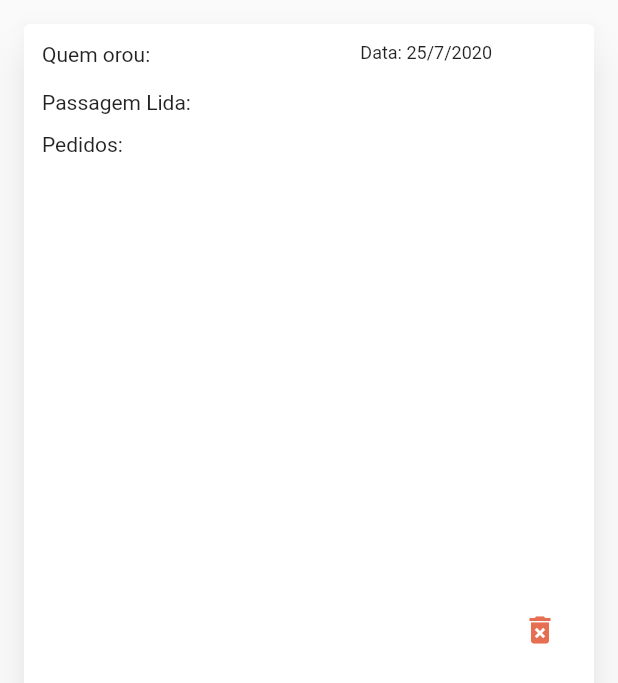
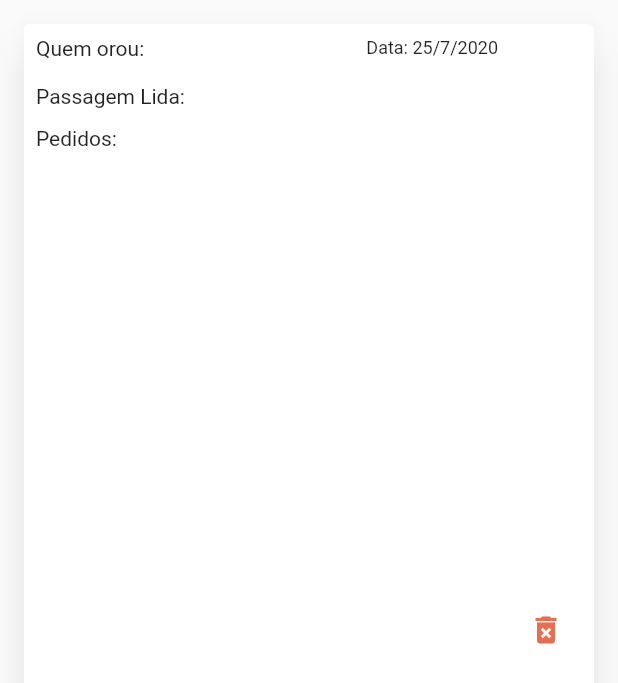
Before and after one commit to 1ucas/culto-domestico-app, a Flutter app: the CultinhoListTile widget shown alone on an empty page, opened directly with empty values, on a phone screen of 412 x 824 dp. Shown: the top 683 px of the screen. Run offline on Flutter 3.47's test engine with Material 2 defaults, Android fonts, the phone set to English and light mode, and no system bars; our stand-ins replace shared_preferences; accounts and stored records are empty.

Commit message:
Correções para telas menores

```diff
--- a/lib/app/cultinhos/ui/cultinho_list_tile.dart
+++ b/lib/app/cultinhos/ui/cultinho_list_tile.dart
@@ -14,36 +14,26 @@ class CultinhoListTile extends StatelessWidget {
       {Key key, @required this.cultinho, @required this.onDelete})
       : super(key: key);
 
-  Widget _buildQuemOrou() {
-    final quemOrou = cultinho.quemOrou;
-    return Container(
-      width: 170,
-      child: Wrap(
-        children: [
-          if (quemOrou == null) ...<Widget>[
-            Text("Ninguém orou"),
-          ] else ...[
-            Text("Quem orou: $quemOrou"),
-          ]
-        ],
-      ),
-    );
-  }
+  get quemOrou => cultinho.quemOrou == null
+      ? "Ninguém orou"
+      : "Quem orou: ${cultinho.quemOrou}";
 
   Widget _buildTitle() {
     return Padding(
       padding: const EdgeInsets.all(8.0),
       child: Row(
-        crossAxisAlignment: CrossAxisAlignment.start,
         mainAxisAlignment: MainAxisAlignment.spaceBetween,
         children: [
-          _buildQuemOrou(),
-          Padding(
-            padding: const EdgeInsets.only(left: 8.0),
-            child: Text(
-              "Data: ${cultinho.dia}",
-              style: TextStyle(fontSize: 12),
+          Flexible(
+            child: Padding(
+              padding: const EdgeInsets.only(right: 8.0),
+              child: Text(quemOrou),
             ),
+            flex: 1,
+          ),
+          Text(
+            "Data: ${cultinho.dia}",
+            style: TextStyle(fontSize: 12),
           ),
         ],
       ),
@@ -73,7 +63,7 @@ class CultinhoListTile extends StatelessWidget {
           ),
         ),
         Padding(
-          padding: const EdgeInsets.only(left: 0.0, right: 8.0),
+          padding: const EdgeInsets.only(right: 8.0),
           child: IconButton(
               icon: Icon(Icons.delete_forever, color: AppStyle.DangerColor),
               onPressed: () {
@@ -161,10 +151,7 @@ class CultinhoListTile extends StatelessWidget {
       child: InkWell(
         splashColor: Colors.blue.withAlpha(30),
         onTap: () => _verDetalhesPedidos(context, cultinho.pedidosOracao),
-        child: Padding(
-          padding: const EdgeInsets.all(4.0),
-          child: _buildContent(context),
-        ),
+        child: _buildContent(context),
       ),
     );
   }
--- a/lib/app/cultinhos/ui/cultinhos_page.dart
+++ b/lib/app/cultinhos/ui/cultinhos_page.dart
@@ -35,7 +35,9 @@ class _CultinhosPageState extends State<CultinhosPage> {
       future: cultinhos,
       builder: (context, snapshot) {
         if (snapshot.hasData) {
-          return GeneralListBuilder<Cultinho>(
+          return Padding(
+            padding: const EdgeInsets.only(bottom: 16.0),
+            child: GeneralListBuilder<Cultinho>(
               itemBuilder: (context, cultinho) => CultinhoListTile(
                   cultinho: cultinho,
                   onDelete: (id) {
@@ -45,6 +47,7 @@ class _CultinhosPageState extends State<CultinhosPage> {
                   }),
               items: snapshot.data,
               separated: false,
+            ),
           );
         } else {
           return Center(
--- a/lib/app/cultinhos/ui/passagem_biblica_dialog.dart
+++ b/lib/app/cultinhos/ui/passagem_biblica_dialog.dart
@@ -10,7 +10,7 @@ class PassagemBiblicaDialog extends PlatformDialog {
 
   @override
   Widget buildContent() {
-    return _passagemSelector;
+    return SingleChildScrollView(child: _passagemSelector);
   }
 
   @override
--- a/lib/main.dart
+++ b/lib/main.dart
@@ -15,6 +15,10 @@ class MyApp extends StatelessWidget {
   // This widget is the root of your application.
   @override
   Widget build(BuildContext context) {
+    SystemChrome.setPreferredOrientations([
+      DeviceOrientation.portraitUp,
+      DeviceOrientation.portraitDown,
+    ]);
     return MaterialApp(
       title: 'Cultinho App',
       color: AppStyle.PrimaryColor,
```
Also changed, not shown: lib/app/cultinhos/ui/novo_cultinho_page.dart (+8 -21 lines), lib/app/local/data/cultinhos_mock_data.dart (+46 -46 lines), lib/app/pedidos_oracao/ui/pedidos_oracao_page.dart (+4 -4 lines), lib/app/utils/lists/general_list_builder.dart (+2 -16 lines). Lines whose indentation alone changed are shown as unchanged.
